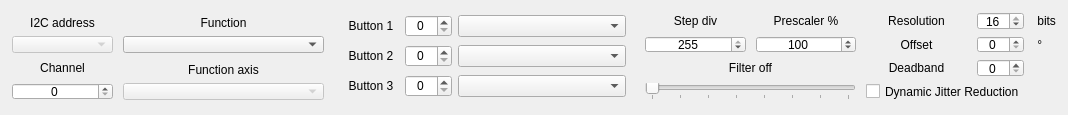
First picture: the form in src/widgets/axes/axesextended.ui, repository invictuscockpits/HOTASConfigurator, before the edit.
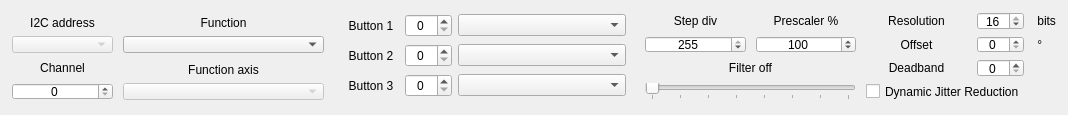
Second picture: the form after the edit. Custom widgets are drawn as their Qt base class.

Commit message: Fixing styling issues

The edit to the form file:
```diff
--- a/src/widgets/axes/axesextended.ui
+++ b/src/widgets/axes/axesextended.ui
@@ -25,24 +25,6 @@
   <property name="windowTitle">
    <string>Form</string>
   </property>
-  <property name="styleSheet">
-   <string notr="true"> background: rgb(36, 39, 49); /* FLAT_BLACK */
-    
-
-QGroupBox {
-        border: 1px solid rgb(255, 255, 255);
-
-    background: rgb(36, 39, 49); /* FLAT_BLACK if you're using that */
-}
-
-QGroupBox::title {
-    subcontrol-origin: margin;
-    subcontrol-position: top center;
-    padding: 0 3px;
-    color: white;
-    background: transparent;
-}</string>
-  </property>
   <layout class="QVBoxLayout" name="verticalLayout" stretch="0">
    <property name="spacing">
     <number>6</number>
```
